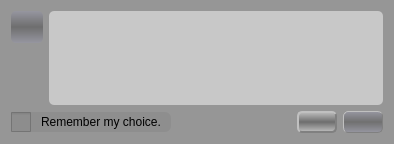
Above: GCXMLGenerator/forms/gcmessagedialog.ui from goblincoding/xmlmill before the change. Below: the same form after it.
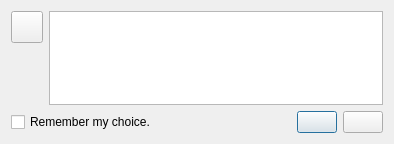
That is the form after the change. Icons and pictures are not drawn.

Commit message: Extracted style sheet info to application level (easier to maintain in only one place).

The edit to the form file:
```diff
--- a/GCXMLGenerator/forms/gcmessagedialog.ui
+++ b/GCXMLGenerator/forms/gcmessagedialog.ui
@@ -21,253 +21,7 @@
     <normaloff>:/resources/goblinicon.jpg</normaloff>:/resources/goblinicon.jpg</iconset>
   </property>
   <property name="styleSheet">
-   <string notr="true">QWidget
-{
-  background-color: rgba(120, 120, 120, 255);
-  font: 20px;
-}
-
-QDialog
-{
-  background-color: rgba(150, 150, 150, 255);
-}
-
-QMessageBox
-{
-  background-color: rgba(120, 120, 120, 255);
-}
-
-QPushButton
-{
-  color: rgb(0, 0, 0);
-  background-color: qlineargradient(spread:reflect, x1:0.5, y1:0.5, x2:0.5, y2:1, stop:0 rgba(110, 110, 110, 240), stop:1 rgba(150, 150, 160, 255));
-  border-width: 1px;
-  border-radius: 5px;
-  border-color: gray;
-  border-style: outset;
-  font: 12px;
-  min-width: 5em;
-  min-height: 1em;
-  padding: 3px;
-}
-
-QPushButton:pressed
-{
-  color: rgb(190, 190, 190);
-  background-color: qlineargradient(spread:reflect, x1:0.5, y1:0.5, x2:0.5, y2:1, stop:0 rgba(150, 150, 160, 240), stop:1 rgba(110, 110, 125, 255));
-  border-style: inset;
-}
-
-QPushButton:default 
-{
-   border-color: gray;
-   border-width: 2px;   
-   background-color: qlineargradient(spread:reflect, x1:0.5, y1:0.5, x2:0.5, y2:1, stop:0 rgba(110, 110, 110, 255), stop:1 rgba(190, 190, 190, 255));
- }
-
-QToolButton
-{
-  background-color: qlineargradient(spread:reflect, x1:0.5, y1:0.5, x2:0.5, y2:1, stop:0 rgba(110, 110, 110, 255), stop:1 rgba(150, 150, 160, 255));
-  border-radius: 5px;
-  border-style: outset;
-}
-
-QToolButton:pressed
-{
-  background-color: qlineargradient(spread:reflect, x1:0.5, y1:0.5, x2:0.5, y2:1, stop:0 rgba(110, 110, 110, 255), stop:1 rgba(150, 150, 160, 255));
-  border-style: inset;
-}
-
-QPlainTextEdit
-{
-   background-color: rgb(200,200,200);
-   selection-background-color: rgba(120, 120, 130, 200);
-   font: 12px;
-   border-radius: 5px;
-   border-style: outset;
-}
-
-QScrollBar:vertical 
-{
-   width: 17px;
-   margin: 18px 0 18px 0;
-   background-color: qlineargradient(spread:pad, x1:0.767, y1:1, x2:1, y2:0, stop:0 rgba(140, 140, 140, 200), stop:1 rgba(160, 160, 160, 255));
-   border-width: 1px;
-   border-color: rgb(40, 40, 40);
-   border-style: solid;
-   border-radius: 3px;
-}
-
-QScrollBar::handle:vertical 
-{
-   background-color: qlineargradient(spread:reflect, x1:0, y1:1, x2:0, y2:0.5, stop:0 rgba(50, 50, 50, 255), stop:1 rgba(150, 150, 150, 255));
-   width: 17px;
-   height: 17px;
-   image: url(&quot;:/resources/scrollgrip.png&quot;);
-   min-height: 3em;
-   border-color: rgb(40, 40, 40);
-   border-style: solid;
-   border-radius: 3px;
-}
-
-QScrollBar::add-line:vertical 
-{
-   border-color: rgba(40, 40, 40, 0);
-   height: 18px;
-   subcontrol-position: bottom;
-   subcontrol-origin: margin;
-}
-
-QScrollBar::sub-line:vertical 
-{
-   border-color: rgba(40, 40, 40, 0);
-   height: 18px;
-   subcontrol-position: top;
-   subcontrol-origin: margin;
-}
-
-QScrollBar::up-arrow:vertical
-{
-   width: 17px;
-   height: 17px;
-   image: url(&quot;:/resources/uparrow.png&quot;);
-   background-color: qlineargradient(spread:pad, x1:0.767, y1:1, x2:1, y2:0, stop:0 rgba(110, 110, 125, 255), stop:1 rgba(150, 150, 160, 255));
-   border-radius: 2px;
-}
-
-QScrollBar::up-arrow:vertical:pressed
-{
-  color: rgb(190, 190, 190);
-  background-color: rgba(50, 50, 50, 255);
-  border-style: inset;
-}
-
-QScrollBar::down-arrow:vertical 
-{
-   width: 17px;
-   height: 17px;
-   image: url(&quot;:/resources/downarrow.png&quot;);
-   background-color: qlineargradient(spread:pad, x1:0.767, y1:1, x2:1, y2:0, stop:0 rgba(110, 110, 125, 255), stop:1 rgba(150, 150, 160, 255));
-   border-radius: 2px;
-}
-
-QScrollBar::down-arrow:vertical:pressed
-{
-  color: rgb(190, 190, 190);
-  background-color: rgba(50, 50, 50, 255);
-  border-style: inset;
-}
-
-QScrollBar::add-page:vertical, QScrollBar::sub-page:vertical 
-{
-   background: none;
-}
-
-QScrollBar:horizontal 
-{
-   height: 17px;
-   margin: 0 18px 0 18px;
-   background-color: qlineargradient(spread:pad, x1:0.767, y1:1, x2:1, y2:0, stop:0 rgba(140, 140, 140, 200), stop:1 rgba(160, 160, 160, 255));
-   border-width: 1px;
-   border-color: rgb(40, 40, 40);
-   border-style: solid;
-   border-radius: 3px;
-}
-
-QScrollBar::handle:horizontal 
-{
-   background-color: qlineargradient(spread:reflect, x1:0, y1:1, x2:0, y2:0.5, stop:0 rgba(50, 50, 50, 255), stop:1 rgba(150, 150, 150, 255));
-   width: 17px;
-   height: 17px;
-   image: url(&quot;:/resources/scrollgriphorizontal.png&quot;);
-   min-width: 3em;
-   border-color: rgb(40, 40, 40);
-   border-style: solid;
-   border-radius: 3px;
-}
-
-QScrollBar::add-line:horizontal 
-{
-   border-color: rgba(40, 40, 40, 0);
-   width: 18px;
-   subcontrol-position: right;
-   subcontrol-origin: margin;
-}
-
-QScrollBar::sub-line:horizontal 
-{
-   border-color: rgba(40, 40, 40, 0);
-   width: 18px;
-   subcontrol-position: left;
-   subcontrol-origin: margin;
-}
-
-QScrollBar::left-arrow:horizontal
-{
-   width: 17px;
-   height: 17px;
-   image: url(&quot;:/resources/leftarrow.png&quot;);
-   background-color: qlineargradient(spread:pad, x1:0.767, y1:1, x2:1, y2:0, stop:0 rgba(110, 110, 125, 255), stop:1 rgba(150, 150, 160, 255));
-   border-radius: 2px;
-}
-
-QScrollBar::left-arrow:horizontal:pressed
-{
-  color: rgb(190, 190, 190);
-  background-color: rgba(50, 50, 50, 255);
-  border-style: inset;
-}
-
-QScrollBar::right-arrow:horizontal 
-{
-   width: 17px;
-   height: 17px;
-   image: url(&quot;:/resources/rightarrow.png&quot;);
-   background-color: qlineargradient(spread:pad, x1:0.767, y1:1, x2:1, y2:0, stop:0 rgba(110, 110, 125, 255), stop:1 rgba(150, 150, 160, 255));
-   border-radius: 2px;
-}
-
-QScrollBar::right-arrow:horizontal:pressed
-{
-  color: rgb(190, 190, 190);
-  background-color: rgba(50, 50, 50, 255);
-  border-style: inset;
-}
-
-QScrollBar::add-page:horizontal, QScrollBar::sub-page:horizontal 
-{
-   background: none;
-}
-
-QCheckBox
-{
-  color: rgb(0, 0, 0);
-  background-color: rgba(140, 140, 140, 200);
-  border-width: 1px;
-  border-radius: 6px;
-  padding-right: 9px;
-  spacing: 10px;
-  min-height: 20px;
-  min-width: 20px;
-  icon-size: 20px;
-  font: 12px;
-}
-
-QCheckBox::indicator
-{
-  width: 20px;
-  height: 20px;
-}
-
-QCheckBox::indicator:unchecked
-{
-  image: url(&quot;:/resources/checkbox.png&quot;);
-}
-
-QCheckBox::indicator:checked
-{
-  image: url(&quot;:/resources/checkon.png&quot;);
-}</string>
+   <string notr="true"/>
   </property>
   <property name="modal">
    <bool>true</bool>
```
The commit also changes 7 other files.
